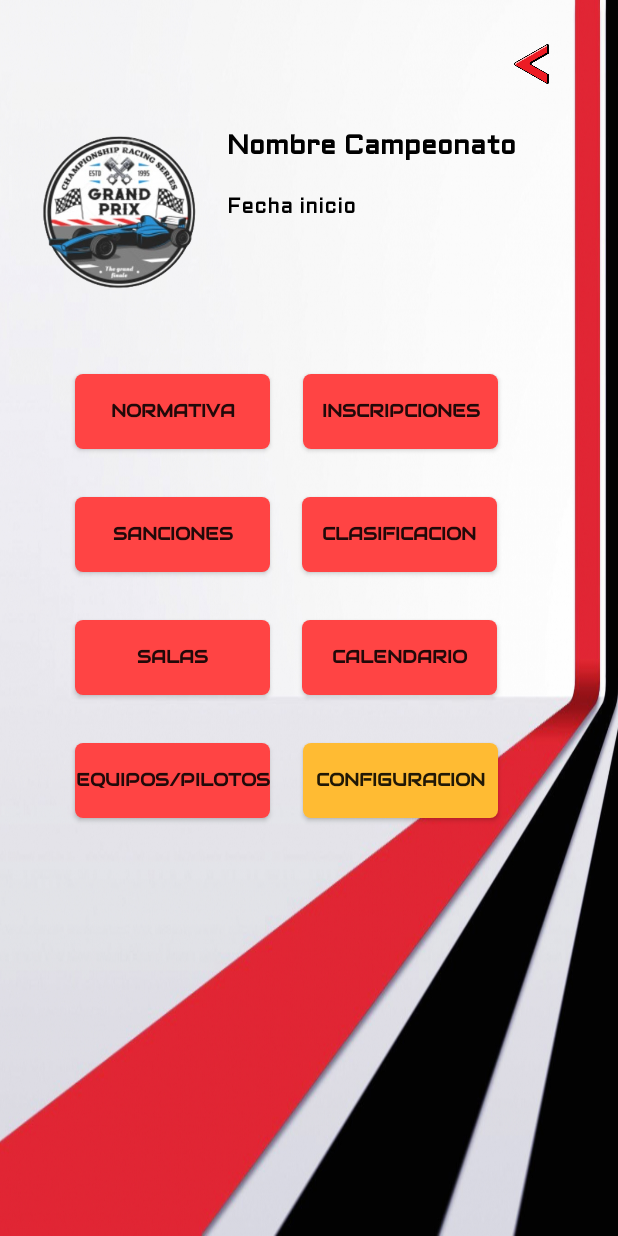
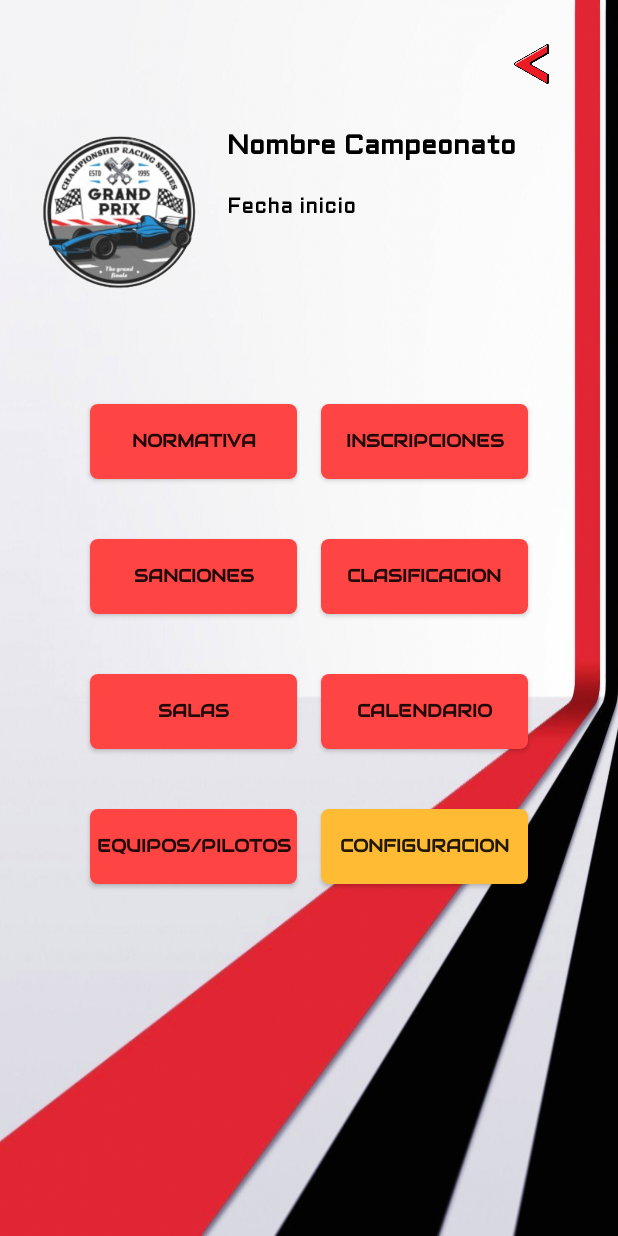
Before and after one commit to MarcoP1993/MySimRacing, an Android app: the EventoDetallesActivity screen opened directly, with no data from a screen before it, on a phone screen of 412 x 824 dp. Run offline under Robolectric (Android 15) with nearby library versions, the phone set to English and light mode, and no system bars; Roboto replaces fonts that are not available here.

Commit message:
Version 0.5.9 cambios en los activity, rediseño de layouts...

```diff
--- a/app/src/main/AndroidManifest.xml
+++ b/app/src/main/AndroidManifest.xml
@@ -11,6 +11,12 @@
         android:roundIcon="@mipmap/ic_launcher_tux_round"
         android:supportsRtl="true"
         android:theme="@style/Theme.AppCompat.DayNight.NoActionBar">
+        <activity
+            android:name=".NormativaActivity"
+            android:exported="false" />
+        <activity
+            android:name=".ActivityNuevoCampeonato"
+            android:exported="false" />
         <activity
             android:name=".OrganizadorActivity"
             android:exported="false" />
--- a/app/src/main/java/com/example/mysimracing/RecicledListas/EventoDetallesActivity.java
+++ b/app/src/main/java/com/example/mysimracing/RecicledListas/EventoDetallesActivity.java
@@ -5,40 +5,49 @@ import androidx.appcompat.app.AppCompatActivity;
 import android.content.Intent;
 import android.os.Bundle;
 import android.view.View;
+import android.widget.Button;
 import android.widget.TextView;
 
+import com.example.mysimracing.NormativaActivity;
 import com.example.mysimracing.R;
 
 public class EventoDetallesActivity extends AppCompatActivity {
 
-    EventosTorneo et = null;
-    TextView txt_nombre_campeonato;
-    TextView txt_ciudad_campeonato;
-    TextView txt_plataforma_campeonato;
-    TextView txt_campeonato_comenzado;
+    //EventosTorneo et = null;
+    Button btn_normativa;
+    Button btn_sanciones;
+    Button btn_salas;
+    Button btn_equipos_pilotos;
+    Button btn_inscripcion;
+    Button btn_clasificacion;
+    Button btn_calendario;
+    Button btn_configuracion;
+    Button btn_cerrar;
 
     @Override
     protected void onCreate(Bundle savedInstanceState) {
         super.onCreate(savedInstanceState);
         setContentView(R.layout.activity_evento_detalles);
 
-        txt_nombre_campeonato = findViewById(R.id.txt_nombre_detalle);
-        txt_ciudad_campeonato = findViewById(R.id.txt_ciudad_detalle);
-        txt_plataforma_campeonato = findViewById(R.id.txt_plataforma_detalle);
-        txt_campeonato_comenzado = findViewById(R.id.txt_competicion_empezada);
+       //txt_nombre_campeonato = findViewById(R.id.txt_nombre_detalle);
+        btn_normativa = findViewById(R.id.btn_normativa);
+        btn_sanciones = findViewById(R.id.btn_sanciones);
+        btn_salas = findViewById(R.id.btn_salas);
+        btn_equipos_pilotos = findViewById(R.id.btn_equipo_piloto);
+        btn_inscripcion = findViewById(R.id.btn_inscripcion);
+        btn_clasificacion = findViewById(R.id.btn_clasificacion);
+        btn_calendario = findViewById(R.id.btn_calendario);
+        btn_configuracion = findViewById(R.id.btn_config);
+        btn_cerrar = findViewById(R.id.btn_cerrar);
 
-        Intent intent = getIntent();
-        if(intent != null){
-            et = (EventosTorneo) intent.getSerializableExtra(EventoViewHolder.EXTRA_OBJETO_EVENTO);
-            String nombre_campeonato = et.getNombreTorneo();
-            String ciudad_campeonato = et.getCiudad();
-            String plataforma_campeonato = et.getPlataforma();
-            Boolean campeonato_comenzado = et.getCompitiendo();
-            txt_nombre_campeonato.setText("Campeonato: " + nombre_campeonato);
-            txt_ciudad_campeonato.setText("Ciudad: " + ciudad_campeonato);
-            txt_plataforma_campeonato.setText("Plataforma: " + plataforma_campeonato);
-            txt_campeonato_comenzado.setText((String.valueOf("Comenzado: " + campeonato_comenzado)));
-        }
+        btn_normativa.setOnClickListener(new View.OnClickListener() {
+            @Override
+            public void onClick(View v) {
+                startActivity(new Intent(EventoDetallesActivity.this, NormativaActivity.class));
+            }
+        });
+
+
     }
 
     public void cerrarVentana(View view) {
--- a/app/src/main/res/layout/activity_evento_detalles.xml
+++ b/app/src/main/res/layout/activity_evento_detalles.xml
@@ -13,7 +13,6 @@
         android:layout_height="53dp"
         android:layout_marginTop="16dp"
         android:background="@drawable/atras"
-        android:onClick="cerrarVentana"
         app:layout_constraintEnd_toEndOf="parent"
         app:layout_constraintHorizontal_bias="0.915"
         app:layout_constraintStart_toStartOf="parent"
@@ -65,25 +64,28 @@
 
     <Button
         android:id="@+id/btn_normativa"
-        android:layout_width="130dp"
+        android:layout_width="0dp"
         android:layout_height="50dp"
-        android:layout_marginStart="50dp"
-        android:layout_marginTop="50dp"
+        android:layout_marginStart="60dp"
+        android:layout_marginTop="70dp"
+        android:layout_marginEnd="8dp"
         android:background="@android:drawable/progress_horizontal"
         android:backgroundTint="@android:color/holo_red_light"
         android:fontFamily="@font/audiowide"
         android:text="Normativa"
         android:textSize="12sp"
         android:textStyle="bold"
+        app:layout_constraintEnd_toStartOf="@+id/btn_inscripcion"
         app:layout_constraintStart_toStartOf="parent"
         app:layout_constraintTop_toBottomOf="@+id/imageView8"
         tools:ignore="TextContrastCheck" />
 
     <Button
         android:id="@+id/btn_inscripcion"
-        android:layout_width="130dp"
+        android:layout_width="0dp"
         android:layout_height="50dp"
-        android:layout_marginEnd="80dp"
+        android:layout_marginStart="8dp"
+        android:layout_marginEnd="60dp"
         android:background="@android:drawable/progress_horizontal"
         android:backgroundTint="@android:color/holo_red_light"
         android:fontFamily="@font/audiowide"
@@ -98,26 +100,29 @@
 
     <Button
         android:id="@+id/btn_sanciones"
-        android:layout_width="130dp"
+        android:layout_width="0dp"
         android:layout_height="50dp"
-        android:layout_marginStart="50dp"
-        android:layout_marginTop="32dp"
+        android:layout_marginStart="60dp"
+        android:layout_marginTop="40dp"
+        android:layout_marginEnd="8dp"
         android:background="@android:drawable/progress_horizontal"
         android:backgroundTint="@android:color/holo_red_light"
         android:fontFamily="@font/audiowide"
         android:text="Sanciones"
         android:textSize="12sp"
         android:textStyle="bold"
+        app:layout_constraintEnd_toStartOf="@+id/btn_clasificacion"
         app:layout_constraintStart_toStartOf="parent"
         app:layout_constraintTop_toBottomOf="@+id/btn_normativa"
         tools:ignore="TextContrastCheck" />
 
     <Button
         android:id="@+id/btn_clasificacion"
-        android:layout_width="130dp"
+        android:layout_width="0dp"
         android:layout_height="50dp"
-        android:layout_marginTop="32dp"
-        android:layout_marginEnd="80dp"
+        android:layout_marginStart="8dp"
+        android:layout_marginTop="40dp"
+        android:layout_marginEnd="60dp"
         android:background="@android:drawable/progress_horizontal"
         android:backgroundTint="@android:color/holo_red_light"
         android:fontFamily="@font/audiowide"
@@ -132,26 +137,29 @@
 
     <Button
         android:id="@+id/btn_salas"
-        android:layout_width="130dp"
+        android:layout_width="0dp"
         android:layout_height="50dp"
-        android:layout_marginStart="50dp"
-        android:layout_marginTop="32dp"
+        android:layout_marginStart="60dp"
+        android:layout_marginTop="40dp"
+        android:layout_marginEnd="8dp"
         android:background="@android:drawable/progress_horizontal"
         android:backgroundTint="@android:color/holo_red_light"
         android:fontFamily="@font/audiowide"
         android:text="Salas"
         android:textSize="12sp"
         android:textStyle="bold"
+        app:layout_constraintEnd_toStartOf="@+id/btn_calendario"
         app:layout_constraintStart_toStartOf="parent"
         app:layout_constraintTop_toBottomOf="@+id/btn_sanciones"
         tools:ignore="TextContrastCheck" />
 
     <Button
         android:id="@+id/btn_calendario"
-        android:layout_width="130dp"
+        android:layout_width="0dp"
         android:layout_height="50dp"
-        android:layout_marginTop="32dp"
-        android:layout_marginEnd="80dp"
+        android:layout_marginStart="8dp"
+        android:layout_marginTop="40dp"
+        android:layout_marginEnd="60dp"
         android:background="@android:drawable/progress_horizontal"
         android:backgroundTint="@android:color/holo_red_light"
         android:fontFamily="@font/audiowide"
@@ -165,25 +173,28 @@
 
     <Button
         android:id="@+id/btn_equipo_piloto"
-        android:layout_width="130dp"
+        android:layout_width="0dp"
         android:layout_height="50dp"
-        android:layout_marginStart="50dp"
-        android:layout_marginTop="32dp"
+        android:layout_marginStart="60dp"
+        android:layout_marginTop="40dp"
+        android:layout_marginEnd="8dp"
         android:background="@android:drawable/progress_horizontal"
         android:backgroundTint="@android:color/holo_red_light"
         android:fontFamily="@font/audiowide"
         android:text="Equipos/Pilotos"
         android:textSize="12sp"
         android:textStyle="bold"
+        app:layout_constraintEnd_toStartOf="@+id/btn_config"
         app:layout_constraintStart_toStartOf="parent"
         app:layout_constraintTop_toBottomOf="@+id/btn_salas" />
 
     <Button
         android:id="@+id/btn_config"
-        android:layout_width="130dp"
+        android:layout_width="0dp"
         android:layout_height="50dp"
-        android:layout_marginTop="32dp"
-        android:layout_marginEnd="80dp"
+        android:layout_marginStart="8dp"
+        android:layout_marginTop="40dp"
+        android:layout_marginEnd="60dp"
         android:background="@android:drawable/progress_horizontal"
         android:backgroundTint="@android:color/holo_orange_light"
         android:fontFamily="@font/audiowide"
--- a/app/src/main/res/layout/activity_main.xml
+++ b/app/src/main/res/layout/activity_main.xml
@@ -15,7 +15,6 @@
         android:background="@android:drawable/alert_dark_frame"
         android:backgroundTint="@android:color/holo_red_dark"
         android:rotation="9"
-        android:text="@string/fondo_usuario"
         app:layout_constraintBottom_toBottomOf="parent"
         app:layout_constraintEnd_toEndOf="parent"
         app:layout_constraintHorizontal_bias="0.505"
--- a/app/src/main/res/values/strings.xml
+++ b/app/src/main/res/values/strings.xml
@@ -21,6 +21,10 @@
     <string name="txt_nombre_usuario">Nombre Usuario</string>
     <string name="nickname_usuario">Nickname</string>
     <string name="imagen_usuario">TODO</string>
+    <string name="organizador">🏁 Organizador</string>
+    <string name="jefe_de_equipo">👨🏼‍🔧 Jefe de Equipo</string>
+    <string name="piloto">🏎 ️Piloto</string>
+    <string name="elige_uno_de_los_siguientes_roles_podr_s_cambiarlo_mas_adelante">Elige uno de los siguientes roles, podrás cambiarlo mas adelante:</string>
 
 
 </resources>
```
Also changed, not shown: app/src/main/java/com/example/mysimracing/ActivityNuevoCampeonato.java (added, +14 -0 lines), app/src/main/java/com/example/mysimracing/NormativaActivity.java (added, +14 -0 lines), app/src/main/java/com/example/mysimracing/OrganizadorActivity.java (+15 -0 lines), app/src/main/java/com/example/mysimracing/RegistroActivity.java (+69 -4 lines), app/src/main/res/drawable/boton_redondo.xml (added, +11 -0 lines), app/src/main/res/layout/activity_normativa.xml (added, +58 -0 lines), app/src/main/res/layout/activity_nuevo_campeonato.xml (added, +180 -0 lines), app/src/main/res/layout/activity_organizador.xml (+15 -0 lines), app/src/main/res/layout/activity_registro.xml (+4 -4 lines), app/src/main/res/navigation/nav_graph.xml (deleted, +0 -28 lines), app/src/main/res/drawable-v24/fondo_normativa.jpg (added).
